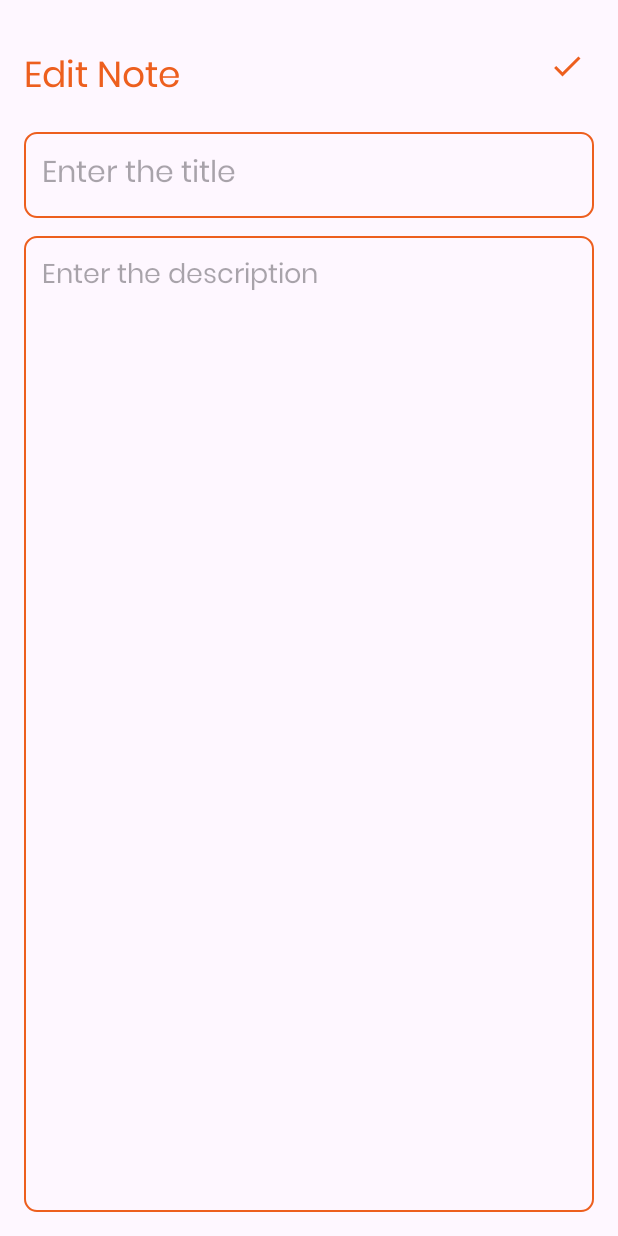
After one commit to NipunKeshan/TASK_MANAGER_Mobile-App, an Android app: the UpdateNoteActivity screen opened directly, with no data from a screen before it, on a phone screen of 412 x 824 dp. The commit adds this screen. Run offline under Robolectric (Android 15) with nearby library versions, the phone set to English and light mode, and no system bars; 1 statement that could not run was skipped.

Commit message:
Update Added

```diff
--- a/app/src/main/AndroidManifest.xml
+++ b/app/src/main/AndroidManifest.xml
@@ -13,6 +13,9 @@
         android:theme="@style/Theme.TASK_MANAGER"
         tools:targetApi="31">
         <activity
+            android:name=".UpdateNoteActivity"
+            android:exported="false" />
+        <activity
             android:name=".AddNoteActivity"
             android:exported="false" />
         <activity
--- /dev/null
+++ b/app/src/main/java/com/example/task_manager/UpdateNoteActivity.kt
@@ -0,0 +1,43 @@
+package com.example.task_manager
+
+import androidx.appcompat.app.AppCompatActivity
+import android.os.Bundle
+import android.widget.Toast
+import com.example.task_manager.databinding.ActivityAddNoteBinding
+import com.example.task_manager.databinding.ActivityUpdateNoteBinding
+
+class UpdateNoteActivity : AppCompatActivity() {
+
+    private lateinit var binding: ActivityUpdateNoteBinding
+    private lateinit var db : NotesDatabaseHelper
+    private var noteId: Int = -1
+    override fun onCreate(savedInstanceState: Bundle?) {
+        super.onCreate(savedInstanceState)
+        binding = ActivityUpdateNoteBinding.inflate(layoutInflater)
+        setContentView(binding.root)
+
+        db= NotesDatabaseHelper(this)
+
+        noteId = intent.getIntExtra("note_id",-1)
+        if(noteId==-1){
+            finish()
+            return
+        }
+
+        val note = db.getNoteByID(noteId)
+        binding.updateTitleEditText.setText(note.title)
+        binding.updateContentEditText.setText(note.content)
+
+        binding.updateSaveButton.setOnClickListener{
+            val newTitle=binding.updateTitleEditText.text.toString()
+            val newContent=binding.updateContentEditText.text.toString()
+            val updatedNote = Note(noteId,newTitle,newContent)
+            db.updateNote(updatedNote)
+            finish()
+            Toast.makeText(this,"Changes Saved",Toast.LENGTH_SHORT).show()
+
+        }
+
+
+    }
+}
--- /dev/null
+++ b/app/src/main/res/drawable/baseline_edit_24.xml
@@ -0,0 +1,5 @@
+<vector android:height="24dp" android:tint="#ED5F1E"
+    android:viewportHeight="24" android:viewportWidth="24"
+    android:width="24dp" xmlns:android="http://schemas.android.com/apk/res/android">
+    <path android:fillColor="@android:color/white" android:pathData="M3,17.25V21h3.75L17.81,9.94l-3.75,-3.75L3,17.25zM20.71,7.04c0.39,-0.39 0.39,-1.02 0,-1.41l-2.34,-2.34c-0.39,-0.39 -1.02,-0.39 -1.41,0l-1.83,1.83 3.75,3.75 1.83,-1.83z"/>
+</vector>
--- /dev/null
+++ b/app/src/main/res/layout/activity_update_note.xml
@@ -0,0 +1,57 @@
+<?xml version="1.0" encoding="utf-8"?>
+<RelativeLayout xmlns:android="http://schemas.android.com/apk/res/android"
+    xmlns:app="http://schemas.android.com/apk/res-auto"
+    xmlns:tools="http://schemas.android.com/tools"
+    android:layout_width="match_parent"
+    android:layout_height="match_parent"
+    tools:context=".UpdateNoteActivity"
+    android:orientation="vertical"
+    android:padding="16dp">
+
+    <TextView
+        android:id="@+id/editNoteHeading"
+        android:layout_width="wrap_content"
+        android:layout_height="wrap_content"
+        android:layout_alignParentTop="true"
+        android:layout_marginTop="16dp"
+        android:fontFamily="@font/poppins"
+        android:text="Edit Note"
+        android:textColor="@color/orange"
+        android:textSize="24sp"></TextView>
+    <ImageView
+        android:layout_width="wrap_content"
+        android:layout_height="wrap_content"
+        android:id="@+id/updateSaveButton"
+        android:src="@drawable/baseline_done_24"
+        android:layout_alignParentEnd="true"
+        android:layout_alignTop="@id/editNoteHeading"
+        android:layout_marginEnd="6dp"></ImageView>
+
+    <EditText
+        android:layout_width="match_parent"
+        android:layout_height="wrap_content"
+        android:id="@+id/updateTitleEditText"
+        android:hint="Enter the title"
+        android:padding="12dp"
+        android:textSize="20sp"
+        android:layout_below="@+id/editNoteHeading"
+        android:background="@drawable/orange_border"
+        android:layout_marginTop="16dp"
+        android:maxLines="1"
+        android:fontFamily="@font/poppins"></EditText>
+
+    <EditText
+        android:id="@+id/updateContentEditText"
+        android:layout_width="match_parent"
+        android:layout_height="match_parent"
+        android:hint="Enter the description"
+        android:gravity="top"
+        android:padding="12dp"
+        android:textSize="18sp"
+        android:background="@drawable/orange_border"
+        android:layout_below="@+id/updateTitleEditText"
+        android:layout_marginTop="12dp"
+        android:fontFamily="@font/poppins"></EditText>
+
+
+</RelativeLayout>
```
Also changed, not shown: app/src/main/java/com/example/task_manager/NotesAdapter.kt (+10 -0 lines), app/src/main/java/com/example/task_manager/NotesDatabaseHelper.kt (+30 -0 lines), app/src/main/res/layout/note_item.xml (+9 -0 lines).
